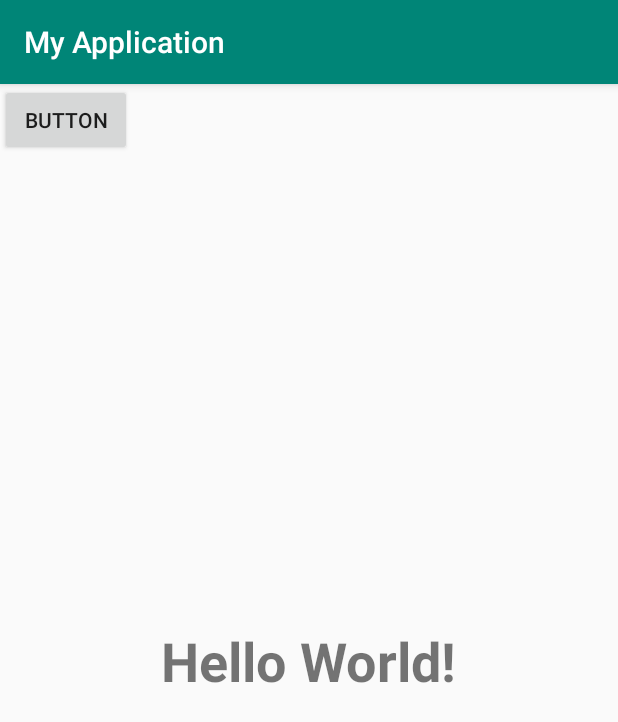
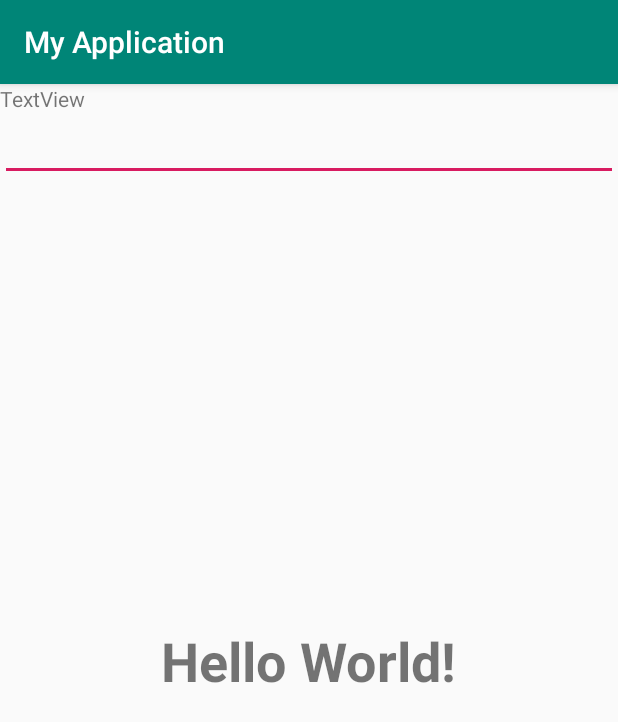
Before and after one commit to jamesng88/MyApplication, an Android app: the screen it shows after launch (MainActivity), on a phone screen of 412 x 824 dp. Shown: the top 722 px of the screen. Run offline under Robolectric (Android 15) with nearby library versions, the phone set to English and light mode, and no system bars.

Commit message:
new project

```diff
--- a/app/src/main/res/layout/activity_main.xml
+++ b/app/src/main/res/layout/activity_main.xml
@@ -17,12 +17,26 @@
         app:layout_constraintRight_toRightOf="parent"
         app:layout_constraintTop_toTopOf="parent" />
 
-    <Button
-        android:id="@+id/button"
-        android:layout_width="wrap_content"
-        android:layout_height="wrap_content"
-        android:text="Button"
-        tools:layout_editor_absoluteX="141dp"
-        tools:layout_editor_absoluteY="173dp" />
+    <LinearLayout
+        android:layout_width="match_parent"
+        android:layout_height="match_parent"
+        android:orientation="vertical"
+        tools:layout_editor_absoluteX="139dp"
+        tools:layout_editor_absoluteY="478dp">
+
+        <TextView
+            android:id="@+id/textView"
+            android:layout_width="match_parent"
+            android:layout_height="wrap_content"
+            android:text="TextView" />
+
+        <EditText
+            android:id="@+id/editText"
+            android:layout_width="match_parent"
+            android:layout_height="wrap_content"
+            android:ems="10"
+            android:inputType="textPassword" />
+    </LinearLayout>
+
 
 </androidx.constraintlayout.widget.ConstraintLayout>
```
